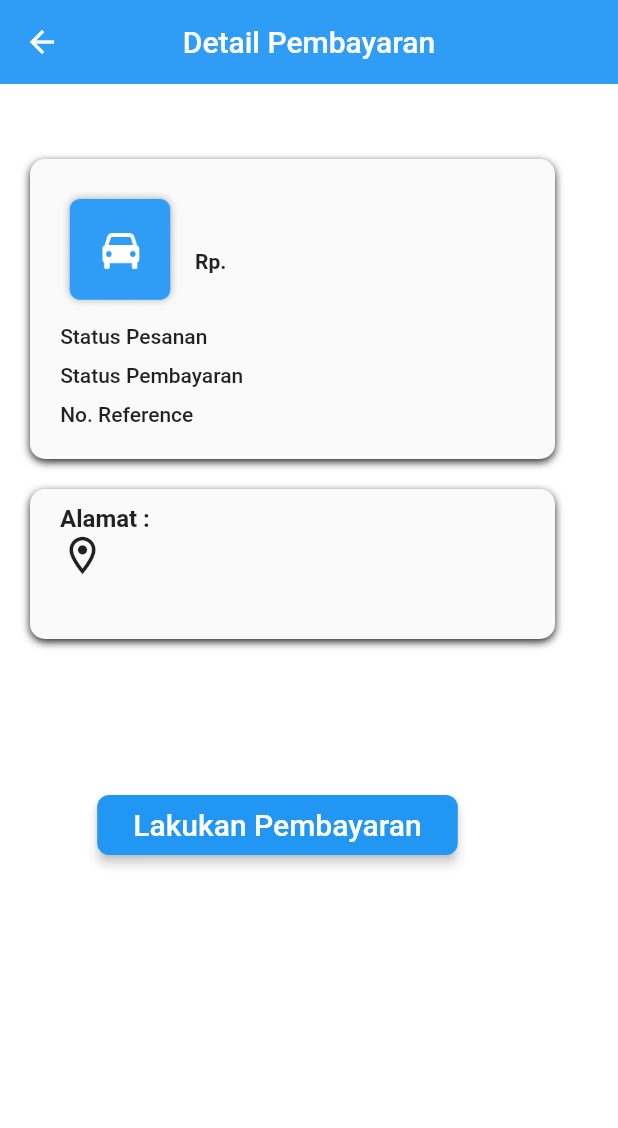
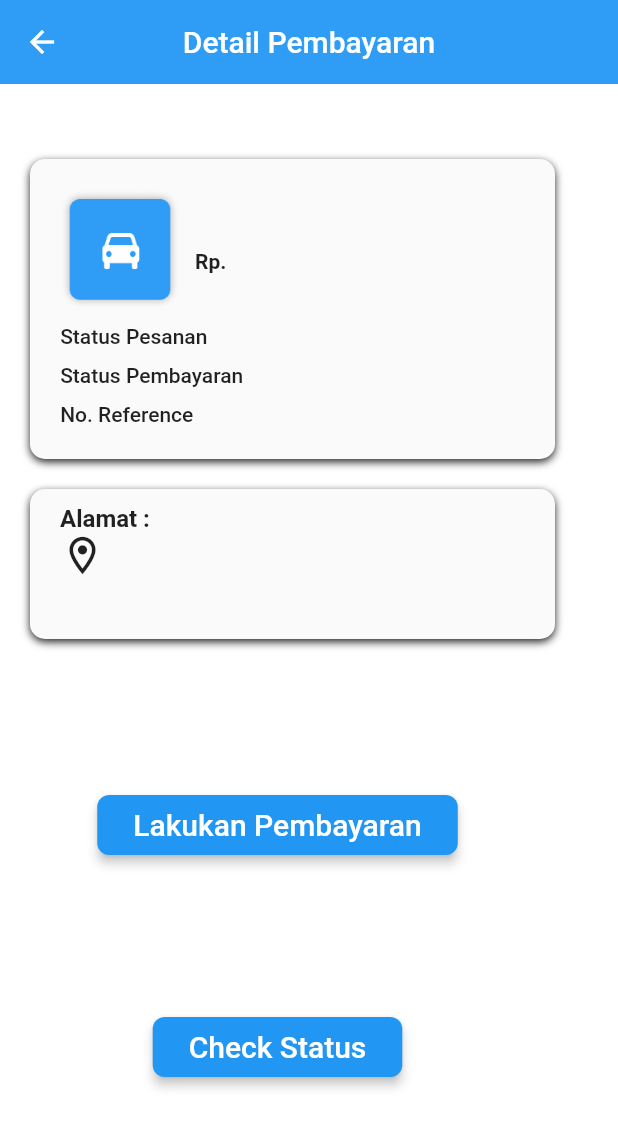
Before and after one commit to fatkhurcxo/CarenmoreMobilev0.1, a Flutter app: the Detailpesanan screen opened directly with empty values, on a phone screen of 412 x 824 dp. Shown: the top 1128 px of the screen. Run offline on Flutter 3.47's test engine with Material 2 defaults, Android fonts, the light colour scheme and no system bars; our stand-ins replace another_flushbar, carousel_slider, dio, percent_indicator; network calls fail; Roboto replaces fonts that are missing (Poppins).

Commit message:
final result revisi

```diff
--- a/lib/main.dart
+++ b/lib/main.dart
@@ -12,7 +12,6 @@ import 'package:tugasakhir/user/home.dart';
 import 'package:tugasakhir/user/editdata.dart';
 import 'package:tugasakhir/user/layananmtr.dart';
 // import 'package:tugasakhir/user/order.dart';
-import 'package:tugasakhir/user/Pesanan.dart';
 
 void main() {
   runApp(const MyApp());
@@ -32,8 +31,8 @@ class MyApp extends StatelessWidget {
         'menu': (context) => const HomeWidget(),
         'editdata': (context) => const EditdataWidget(),
         // 'order': (context) => OrderWidget(),
-        'pesanan': (context) => const Pesanan(),
-        'selesai': (context) => const Selesai(),
+        // 'pesanan': (context) => const Pesanan(),
+        // 'selesai': (context) => const Selesai(),
         // 'layananmbl': (context) => const MobilLayanan(),
         'layananmtr': (context) => const Layananmtr(),
       },
--- /dev/null
+++ b/lib/models/transaksi.dart
@@ -0,0 +1,22 @@
+class Transaksi {
+  final int id;
+  final String layananId;
+  final String providerId;
+  final String customerId;
+  final String berlangganan;
+  final String reference;
+  final String pembayaran;
+  final String status;
+  final String nominal;
+
+  Transaksi(
+      {required this.id,
+      required this.layananId,
+      required this.providerId,
+      required this.customerId,
+      required this.berlangganan,
+      required this.reference,
+      required this.pembayaran,
+      required this.status,
+      required this.nominal});
+}
--- a/lib/user/detailpembayaran.dart
+++ b/lib/user/detailpembayaran.dart
@@ -1,7 +1,11 @@
+import 'package:another_flushbar/flushbar.dart';
 import 'package:flutter/material.dart';
 import 'package:tugasakhir/models/customer.dart';
 import 'package:tugasakhir/models/mobil.dart';
 import 'package:tugasakhir/models/payment.dart';
+import 'package:tugasakhir/models/transaksi.dart';
+import 'package:tugasakhir/services/trcservice.dart';
+import 'package:tugasakhir/user/pesanan.dart';
 import 'package:url_launcher/url_launcher.dart';
 
 class Detailpesanan extends StatefulWidget {
@@ -20,6 +24,9 @@ class Detailpesanan extends StatefulWidget {
 
 class _DetailpesananState extends State<Detailpesanan> {
   TextEditingController datetimeinput = TextEditingController();
+
+  TransaksiService getDetailsTransaksi = TransaksiService();
+  late Future<Transaksi> detailData;
 
   _launchURL() async {
     final Uri url = Uri.parse(widget.payment.checkoutUrl);
@@ -321,6 +328,72 @@ class _DetailpesananState extends State<Detailpesanan> {
                 ),
               ),
             ),
+            Padding(
+              padding: EdgeInsets.fromLTRB(0, 100, 0, 0),
+              child: ElevatedButton(
+                onPressed: () async {
+                  Transaksi response = await getDetailsTransaksi
+                      .getDetailTransaksi(widget.payment.reference);
+
+                  print(response.pembayaran);
+
+                  if (response.pembayaran == 'unpaid') {
+                    return showDialog(
+                        context: context,
+                        builder: (context) {
+                          Future.delayed(Duration(seconds: 2), () {
+                            // Navigator.of(context).pop(true);
+                          });
+                          return AlertDialog(
+                            title: Text("Anda belum melakukan pembayaran"),
+                          );
+                        });
+                  } else if (response.pembayaran == 'paid') {
+                    Navigator.push(
+                        context,
+                        MaterialPageRoute(
+                          builder: (context) => Pesanan(
+                              transaksi: response, customer: widget.customer),
+                        ));
+
+                    showDialog(
+                      context: context,
+                      builder: (context) {
+                        Future.delayed(Duration(seconds: 2), () {
+                          Navigator.of(context).pop(true);
+                        });
+                        return AlertDialog(
+                          content: Text(
+                            'Pembayaran anda berhasil diverifikasi',
+                            style: TextStyle(color: Colors.green),
+                            textAlign: TextAlign.center,
+                          ),
+                          // backgroundColor: Colors.blue.withOpacity(0.7),
+                          icon: Icon(Icons.check_circle_outline_rounded,
+                              color: Colors.green),
+                        );
+                      },
+                    );
+                  }
+                },
+                child: Text(
+                  'Check Status',
+                  style: Theme.of(context).textTheme.headline6!.copyWith(
+                        fontFamily: 'Poppins',
+                        color: Colors.white,
+                      ),
+                ),
+                style: ElevatedButton.styleFrom(
+                  minimumSize: Size(88, 40),
+                  padding: EdgeInsets.symmetric(horizontal: 24),
+                  primary: Theme.of(context).primaryColor,
+                  elevation: 3,
+                  shape: RoundedRectangleBorder(
+                    borderRadius: BorderRadius.circular(8),
+                  ),
+                ),
+              ),
+            ),
           ],
         ),
       ),
--- a/lib/user/home.dart
+++ b/lib/user/home.dart
@@ -15,7 +15,8 @@ class HomeWidget extends StatefulWidget {
   State<HomeWidget> createState() => _HomeWidgetState();
 }
 
-class _HomeWidgetState extends State<HomeWidget> with SingleTickerProviderStateMixin{
+class _HomeWidgetState extends State<HomeWidget>
+    with SingleTickerProviderStateMixin {
   /* the customer model */
   late Future<Customer> futureCustomer;
   late AnimationController _controller;
@@ -147,7 +148,7 @@ class _HomeWidgetState extends State<HomeWidget> with SingleTickerProviderStateM
                           ),
                         ),
                         SizedBox(
-                              height:25,
+                          height: 25,
                         ),
                         CarouselSlider(
                           options: CarouselOptions(
```
Also changed, not shown: lib/screen/detailmobil.dart (+24 -23 lines), lib/screen/selesai.dart (+7 -9 lines), lib/services/trcservice.dart (+22 -4 lines), lib/services/updatepesanan.dart (added, +26 -0 lines), lib/user/pesanan.dart (+35 -13 lines). Lines whose indentation alone changed are shown as unchanged.
